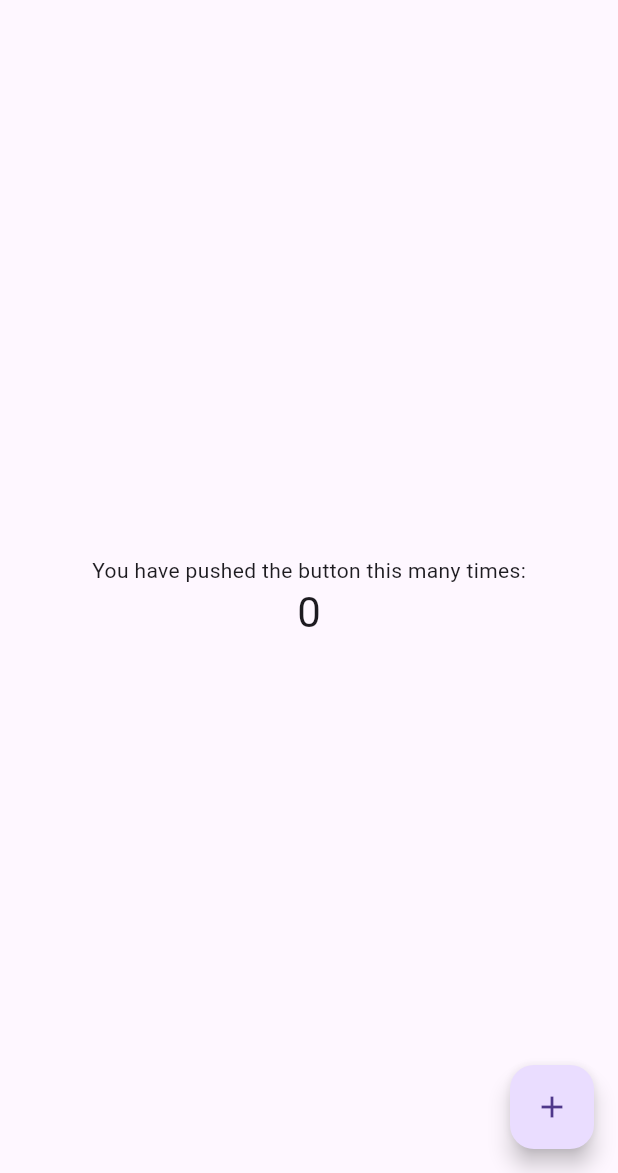
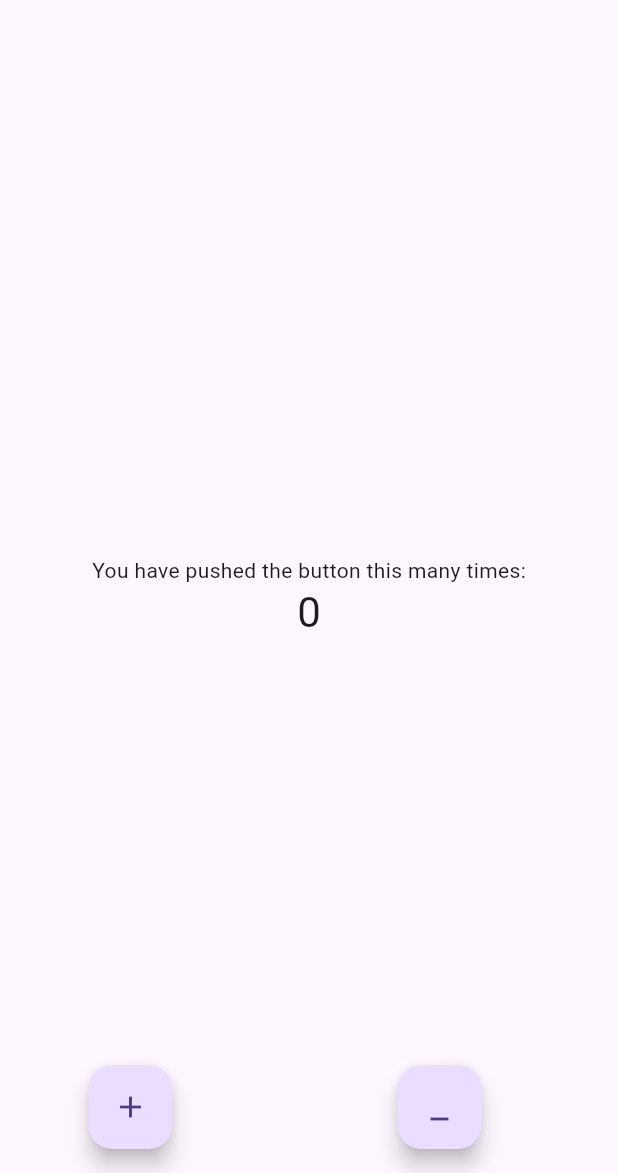
Before and after one commit to sufiyansakkeer/Counter-app-block, a Flutter app: the screen it shows after launch, on a phone screen of 412 x 824 dp, the part 63-1236 px from its top. Run offline on Flutter 3.47's test engine with Material 2 defaults, Android fonts, the phone set to English and light mode, and no system bars; our stand-ins replace flutter_bloc.

Commit message:
decrement button added

```diff
--- a/lib/main.dart
+++ b/lib/main.dart
@@ -18,19 +18,20 @@ class MyApp extends StatelessWidget {
     return BlocProvider(
       create: (BuildContext ctx) => CounterBloc(),
       child: MaterialApp(
+        debugShowCheckedModeBanner: false,
         title: 'Flutter Demo',
         theme: ThemeData(
           primarySwatch: Colors.green,
           useMaterial3: true,
         ),
-        home: MyHomePage(title: 'Flutter Demo Home Page'),
+        home: const MyHomePage(title: 'Flutter Demo Home Page'),
       ),
     );
   }
 }
 
 class MyHomePage extends StatelessWidget {
-  MyHomePage({
+  const MyHomePage({
     Key? key,
     required this.title,
   }) : super(key: key);
@@ -61,20 +62,31 @@ class MyHomePage extends StatelessWidget {
           ],
         ),
       ),
-      floatingActionButton: FloatingActionButton(
+      floatingActionButton: Row(
+        mainAxisAlignment: MainAxisAlignment.spaceAround,
+        children: [
+          FloatingActionButton(
             onPressed: () {
               //* here we call the event through two method ,
               // * one is using read which is the new method and the other one is build provider
               //? in read we are assigning which block need to call ,
               //? block is like a stream of data in that data we are adding an event ,
               //* we created two event and we are assigning the event in the add function
-          // context.read<CounterBloc>().add(Increment());
+              context.read<CounterBloc>().add(Increment());
 
-          BlocProvider.of<CounterBloc>(context).add(Increment());
+              // BlocProvider.of<CounterBloc>(context).add(Increment());
             },
             tooltip: 'Increment',
             child: const Icon(Icons.add),
           ),
+          FloatingActionButton(
+            onPressed: () {
+              BlocProvider.of<CounterBloc>(context).add(Decrement());
+            },
+            child: const Icon(Icons.minimize),
+          )
+        ],
+      ),
     );
   }
 }
```
Lines whose indentation alone changed are shown as unchanged.
